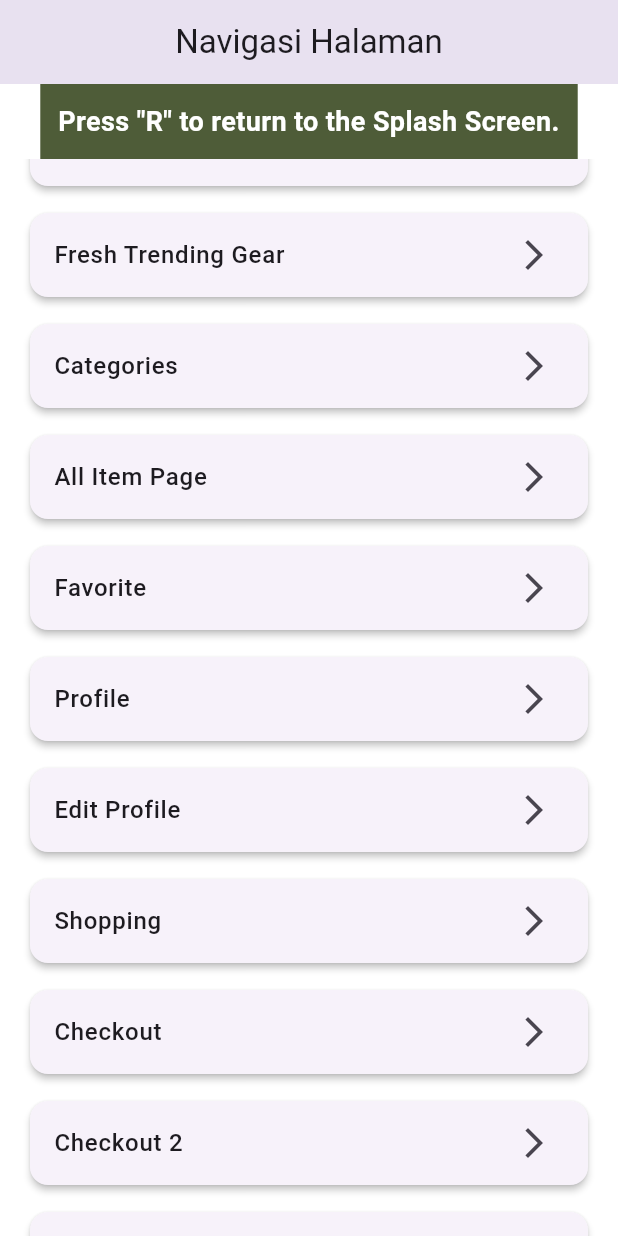
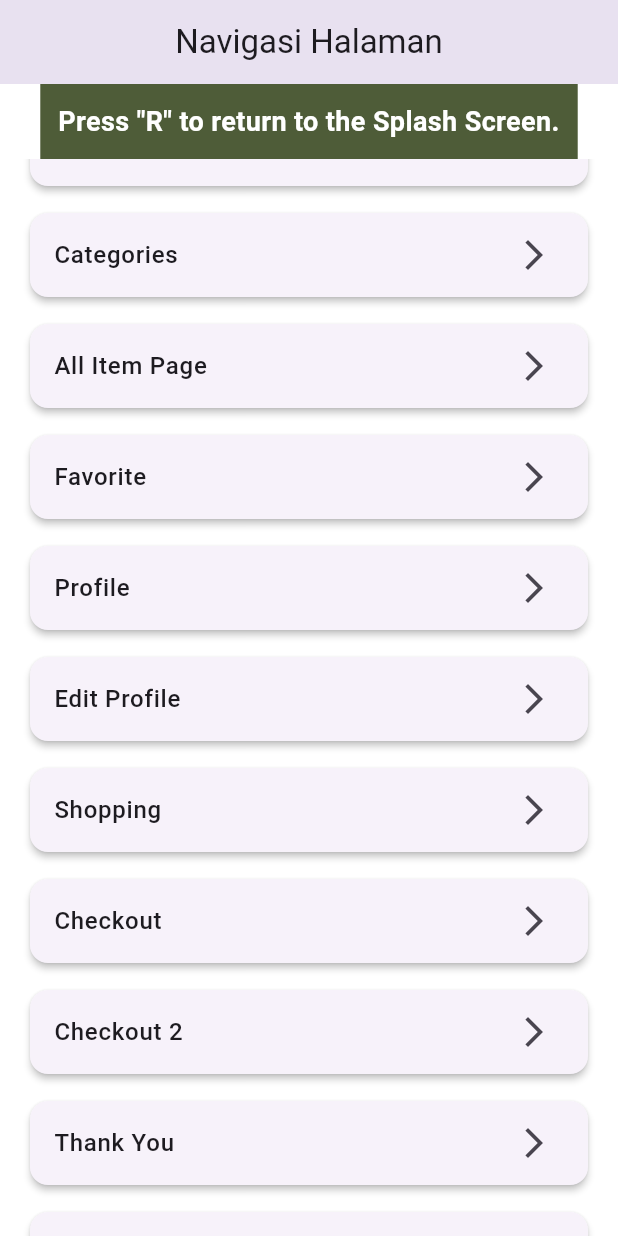
Before and after one commit to kiy4h/campedia, a Flutter app: the screen it shows after launch, scrolled down 576 dp, on a phone screen of 412 x 824 dp. Run offline on Flutter 3.47's test engine with Material 3 defaults, Android fonts, the phone set to English and light mode, and no system bars; our stand-ins replace flutter_countdown_timer, flutter_map, font_awesome_flutter, google_fonts, latlong2.

Commit message:
remove trending gear page button on navigation page

```diff
--- a/lib/Tugas3MainPage/Tugas3MainPage.dart
+++ b/lib/Tugas3MainPage/Tugas3MainPage.dart
@@ -11,7 +11,7 @@ import '../Login/signin.dart';
 import '../pages/favorite.dart';
 import '../pages/home.dart';
 import '../pages/recommendedGearTrip.dart';
-import '../pages/trendingGear.dart';
+// import '../pages/trendingGear.dart';
 import '../payment/checkout.dart';
 import '../payment/checkout2.dart';
 import '../payment/thankyouPage.dart';
@@ -74,7 +74,7 @@ class _Tugas3ProvisPageState extends State<Tugas3ProvisPage> {
     {'title': 'Home', 'page': HomePage()},
     {'title': 'Notification', 'page': NotificationPage()},
     {'title': 'Recommended Trip', 'page': RecommendedGearTripPage()},
-    {'title': 'Fresh Trending Gear', 'page': TrendingGearPage()},
+    // {'title': 'Fresh Trending Gear', 'page': TrendingGearPage()},
     {'title': 'Categories', 'page': CategoriesPage()},
     {'title': 'All Item Page', 'page': AllItemList()},
     {'title': 'Favorite', 'page': FavoritePage()},
```
